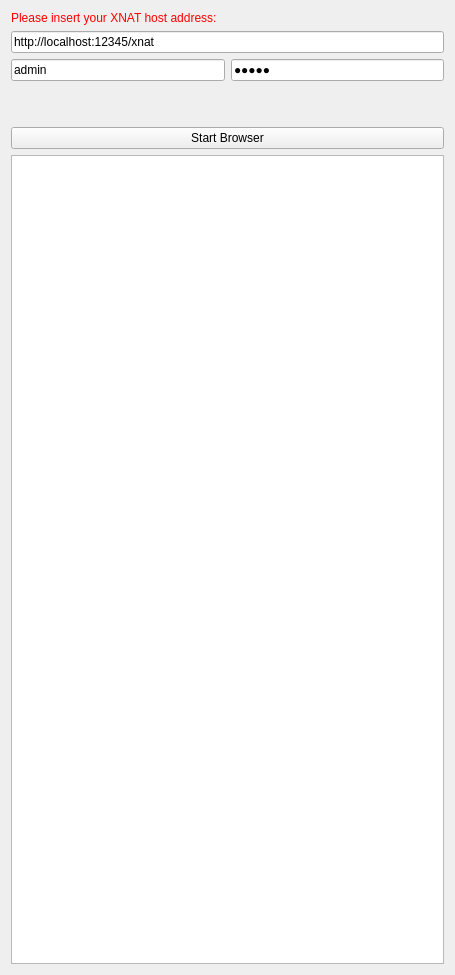
Old version of the form Plugins/org.mitk.gui.qt.xnatinterface/src/internal/QmitkXnatTreeBrowserViewControls.ui in the repository MITK/MITK.
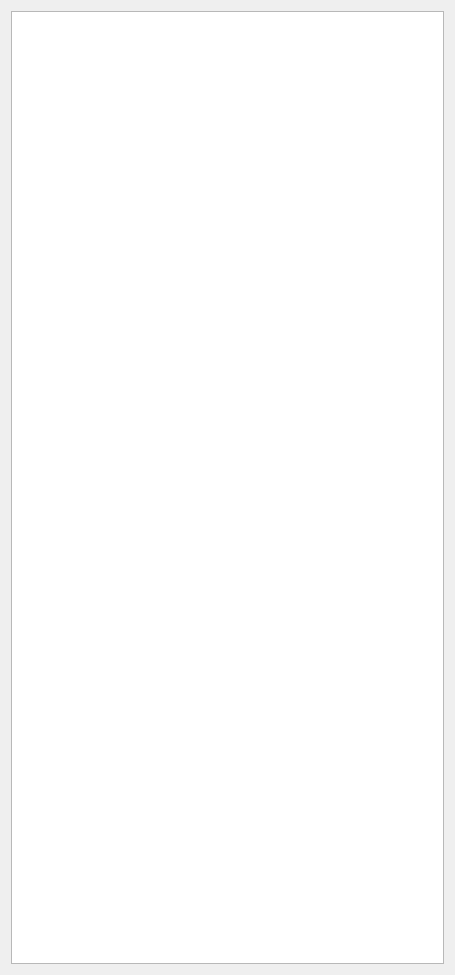
New version of the form. Icons and pictures are not drawn.

Commit message: Reimplemented the XnatEditorAction. Added a Semi-Global handling of xnat sessions in the Activator of the plugin. Added a tooltip to preferencepage of xnat host address lineEdit. Deleted some outcommented code. Changed location of the enum in searchView. Changed the UI files of editor and treeBrowser.

Diff of the .ui file:
```diff
--- a/Plugins/org.mitk.gui.qt.xnatinterface/src/internal/QmitkXnatTreeBrowserViewControls.ui
+++ b/Plugins/org.mitk.gui.qt.xnatinterface/src/internal/QmitkXnatTreeBrowserViewControls.ui
@@ -26,97 +26,6 @@
   <layout class="QVBoxLayout" name="verticalLayout">
    <item>
     <layout class="QVBoxLayout" name="verticalLayout_2">
-     <item>
-      <widget class="QLabel" name="labelWarning">
-       <property name="styleSheet">
-        <string notr="true">QLabel { color: rgb(255, 0, 0) }</string>
-       </property>
-       <property name="text">
-        <string>Please insert your XNAT host address:</string>
-       </property>
-      </widget>
-     </item>
-     <item>
-      <widget class="QLineEdit" name="inHostAddress">
-       <property name="minimumSize">
-        <size>
-         <width>230</width>
-         <height>0</height>
-        </size>
-       </property>
-       <property name="toolTip">
-        <string>&lt;html&gt;&lt;head/&gt;&lt;body&gt;&lt;p&gt;Examples:&lt;/p&gt;&lt;p&gt;&amp;quot;http://localhost:8080/xnat&amp;quot;&lt;/p&gt;&lt;p&gt;&amp;quot;http://central.xnat.org:80&amp;quot;&lt;/p&gt;&lt;p&gt;&amp;quot;https://xnat.myserver.de:443&amp;quot;&lt;/p&gt;&lt;/body&gt;&lt;/html&gt;</string>
-       </property>
-       <property name="text">
-        <string>http://localhost:12345/xnat</string>
-       </property>
-       <property name="placeholderText">
-        <string>http(s)://host:port/pathToXnatServerInstance</string>
-       </property>
-      </widget>
-     </item>
-     <item>
-      <layout class="QHBoxLayout" name="horizontalLayout">
-       <item>
-        <widget class="QLineEdit" name="inUser">
-         <property name="text">
-          <string>admin</string>
-         </property>
-         <property name="placeholderText">
-          <string>User</string>
-         </property>
-        </widget>
-       </item>
-       <item>
-        <widget class="QLineEdit" name="inPassword">
-         <property name="minimumSize">
-          <size>
-           <width>53</width>
-           <height>0</height>
-          </size>
-         </property>
-         <property name="text">
-          <string>admin</string>
-         </property>
-         <property name="echoMode">
-          <enum>QLineEdit::Password</enum>
-         </property>
-         <property name="placeholderText">
-          <string>Password</string>
-         </property>
-        </widget>
-       </item>
-      </layout>
-     </item>
-     <item>
-      <spacer name="verticalSpacer">
-       <property name="orientation">
-        <enum>Qt::Vertical</enum>
-       </property>
-       <property name="sizeType">
-        <enum>QSizePolicy::Minimum</enum>
-       </property>
-       <property name="sizeHint" stdset="0">
-        <size>
-         <width>20</width>
-         <height>40</height>
-        </size>
-       </property>
-      </spacer>
-     </item>
-     <item>
-      <widget class="QPushButton" name="buttonStartBrowser">
-       <property name="enabled">
-        <bool>true</bool>
-       </property>
-       <property name="toolTip">
-        <string>Get all projects</string>
-       </property>
-       <property name="text">
-        <string>Start Browser</string>
-       </property>
-      </widget>
-     </item>
      <item>
       <widget class="QTreeView" name="treeView"/>
      </item>
```
The commit also changes 15 other files.
